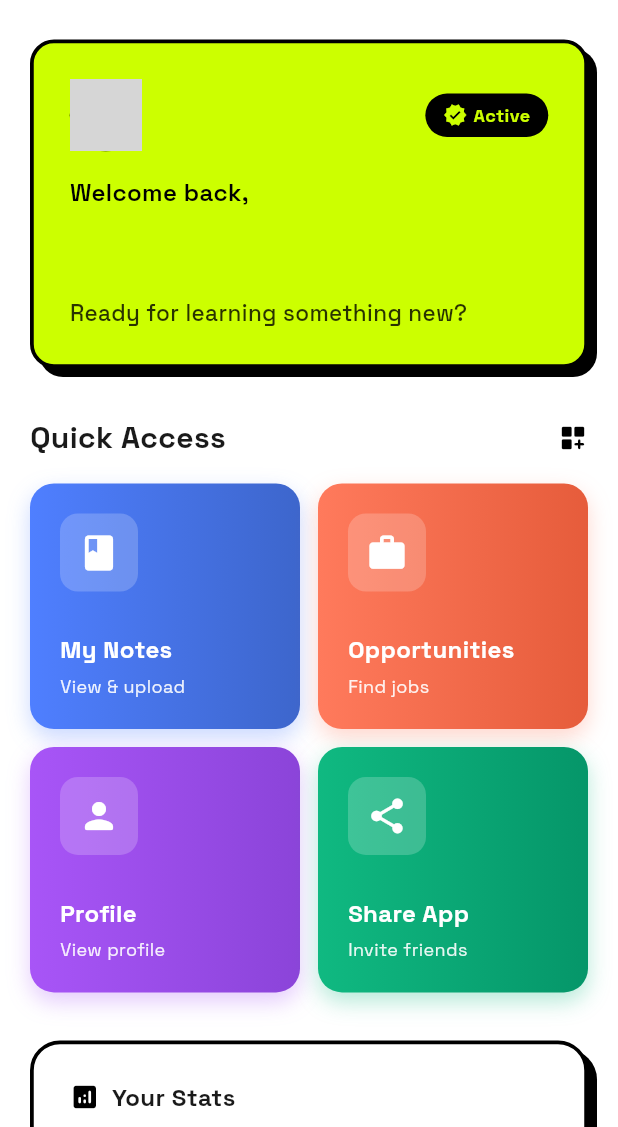
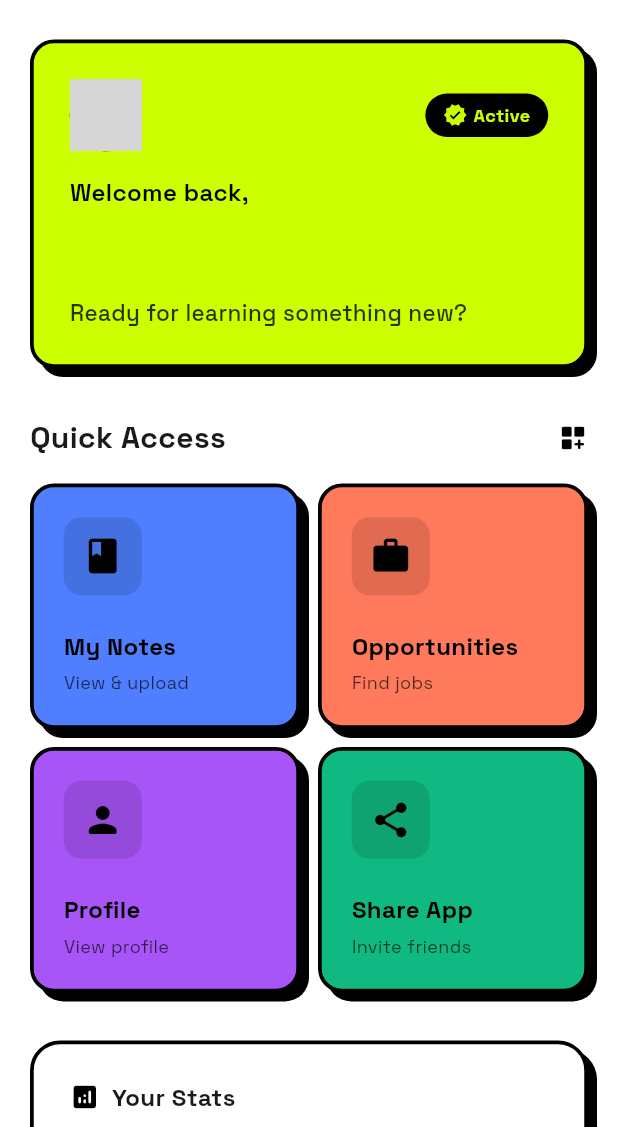
Before and after one commit to skavy359/Mind-Bridge, a Flutter app: the HomeTab screen opened directly, on a phone screen of 412 x 824 dp, the part 109-1236 px from its top. Run offline on Flutter 3.47's test engine with Material 3 defaults, Android fonts, the phone set to English and light mode, and no system bars; our stand-ins replace appwrite, dio, file_picker, google_fonts, image_picker, open_filex and 3 more; accounts and stored records are empty; network calls fail; grey boxes are pictures that could not be loaded.

Commit message:
Updated UI

```diff
--- a/mindbridge/lib/screens/home/dashboard_screen.dart
+++ b/mindbridge/lib/screens/home/dashboard_screen.dart
@@ -407,9 +407,7 @@ class _HomeTabState extends State<HomeTab> with SingleTickerProviderStateMixin {
                       icon: Icons.book_rounded,
                       title: 'My Notes',
                       subtitle: 'View & upload',
-                      gradient: const LinearGradient(
-                        colors: [Color(0xFF4F7FFF), Color(0xFF3D66CC)],
-                      ),
+                      color: const Color(0xFF4F7FFF),
                       onTap: () {
                         final scaffoldState = context.findAncestorStateOfType<_DashboardScreenState>();
                         scaffoldState?.setState(() {
@@ -421,9 +419,7 @@ class _HomeTabState extends State<HomeTab> with SingleTickerProviderStateMixin {
                       icon: Icons.work_rounded,
                       title: 'Opportunities',
                       subtitle: 'Find jobs',
-                      gradient: const LinearGradient(
-                        colors: [Color(0xFFFF7A5C), Color(0xFFE65C3B)],
-                      ),
+                      color: const Color(0xFFFF7A5C),
                       onTap: () {
                         final scaffoldState = context.findAncestorStateOfType<_DashboardScreenState>();
                         scaffoldState?.setState(() {
@@ -435,9 +431,7 @@ class _HomeTabState extends State<HomeTab> with SingleTickerProviderStateMixin {
                       icon: Icons.person_rounded,
                       title: 'Profile',
                       subtitle: 'View profile',
-                      gradient: const LinearGradient(
-                        colors: [Color(0xFFA855F7), Color(0xFF8B44D9)],
-                      ),
+                      color: const Color(0xFFA855F7),
                       onTap: () {
                         final scaffoldState = context.findAncestorStateOfType<_DashboardScreenState>();
                         scaffoldState?.setState(() {
@@ -449,9 +443,7 @@ class _HomeTabState extends State<HomeTab> with SingleTickerProviderStateMixin {
                       icon: Icons.share_rounded,
                       title: 'Share App',
                       subtitle: 'Invite friends',
-                      gradient: const LinearGradient(
-                        colors: [Color(0xFF10B981), Color(0xFF059669)],
-                      ),
+                      color: const Color(0xFF10B981),
                       onTap: () {
                         Share.share('Check out MindBridge - Your collaborative study platform! Download now and start sharing notes.');
                       },
@@ -552,14 +544,14 @@ class _QuickAccessCard extends StatefulWidget {
   final IconData icon;
   final String title;
   final String subtitle;
-  final Gradient gradient;
+  final Color color;
   final VoidCallback onTap;
 
   const _QuickAccessCard({
     required this.icon,
     required this.title,
     required this.subtitle,
-    required this.gradient,
+    required this.color,
     required this.onTap,
   });
 
@@ -572,6 +564,9 @@ class _QuickAccessCardState extends State<_QuickAccessCard> {
 
   @override
   Widget build(BuildContext context) {
+    final isDark = Theme.of(context).brightness == Brightness.dark;
+    final contentColor = isDark ? Colors.white : Colors.black;
+
     return GestureDetector(
       onTapDown: (_) => setState(() => _isPressed = true),
       onTapUp: (_) => setState(() => _isPressed = false),
@@ -582,13 +577,13 @@ class _QuickAccessCardState extends State<_QuickAccessCard> {
         duration: const Duration(milliseconds: 100),
         child: Container(
           decoration: BoxDecoration(
-            gradient: widget.gradient,
+            color: widget.color,
             borderRadius: BorderRadius.circular(16),
+            border: Border.all(color: contentColor, width: 2.5),
             boxShadow: [
               BoxShadow(
-                color: widget.gradient.colors.first.withOpacity(0.3),
-                blurRadius: 12,
-                offset: const Offset(0, 6),
+                color: contentColor,
+                offset: const Offset(6, 6),
               ),
             ],
           ),
@@ -601,22 +596,22 @@ class _QuickAccessCardState extends State<_QuickAccessCard> {
                 Container(
                   padding: const EdgeInsets.all(12),
                   decoration: BoxDecoration(
-                    color: Colors.white.withOpacity(0.2),
+                    color: contentColor.withOpacity(0.12),
                     borderRadius: BorderRadius.circular(12),
                   ),
                   child: Icon(
                     widget.icon,
-                    color: Colors.white,
+                    color: contentColor,
                     size: 28,
                   ),
                 ),
                 const Spacer(),
                 Text(
                   widget.title,
-                  style: const TextStyle(
+                  style: TextStyle(
                     fontSize: 16,
                     fontWeight: FontWeight.bold,
-                    color: Colors.white,
+                    color: contentColor,
                   ),
                 ),
                 const SizedBox(height: 4),
@@ -624,7 +619,7 @@ class _QuickAccessCardState extends State<_QuickAccessCard> {
                   widget.subtitle,
                   style: TextStyle(
                     fontSize: 12,
-                    color: Colors.white.withOpacity(0.9),
+                    color: contentColor.withOpacity(0.7),
                   ),
                 ),
               ],
```
Also changed, not shown: 2 other files.
